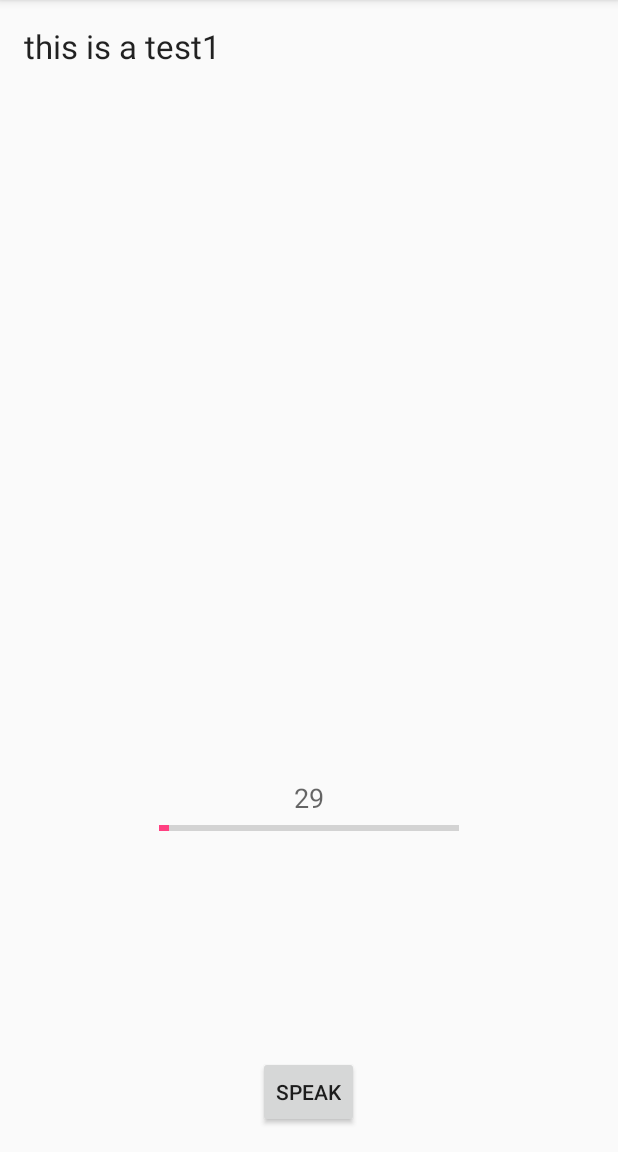
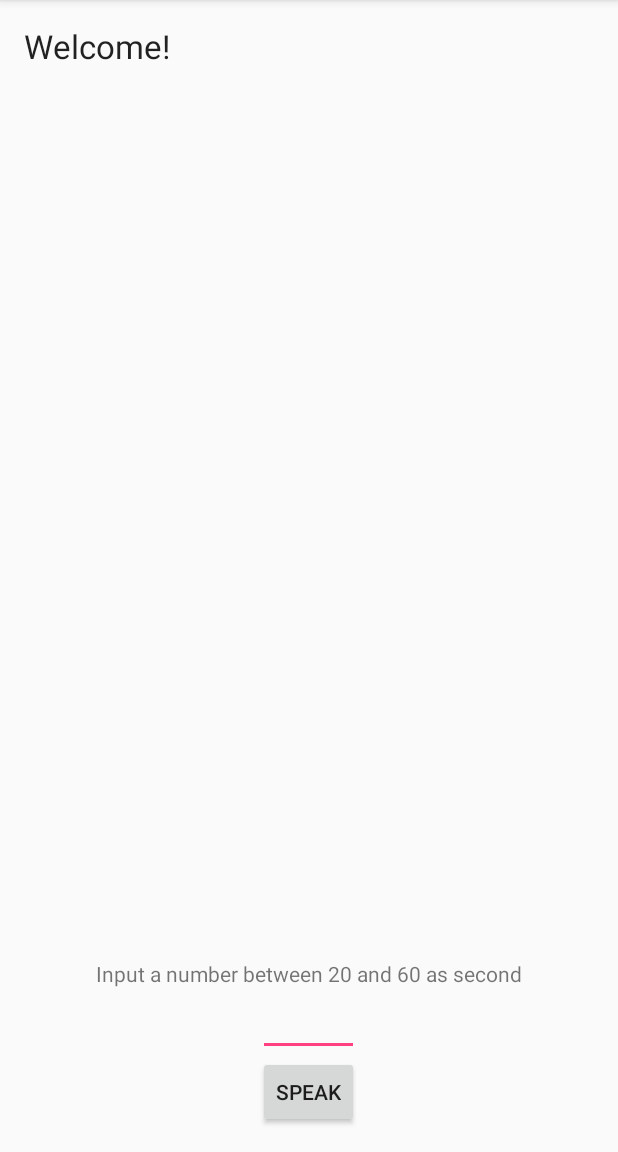
Before and after one commit to wrjianbo/SRAPI, an Android app: the LongsentenceActivity screen opened directly, with no data from a screen before it, after a tap on "SPEAK", on a phone screen of 412 x 824 dp, the part 84-1236 px from its top. Run offline under Robolectric (Android 15) with nearby library versions, the phone set to English and light mode, and no system bars.

Commit message:
edit text add
add an edit text to let user input an integer between 20 and 60 as
second

```diff
--- a/app/build.gradle
+++ b/app/build.gradle
@@ -1,7 +1,7 @@
 apply plugin: 'com.android.application'
 
 android {
-    compileSdkVersion 21
+    compileSdkVersion 23
     buildToolsVersion '23.0.2'
     defaultConfig {
         applicationId "com.example.jitianbo.srapi"
--- a/app/src/main/java/com/example/jitianbo/srapi/LongsentenceActivity.java
+++ b/app/src/main/java/com/example/jitianbo/srapi/LongsentenceActivity.java
@@ -7,8 +7,10 @@ import android.os.Bundle;
 import android.util.Log;
 import android.view.View;
 import android.widget.Button;
+import android.widget.EditText;
 import android.widget.ProgressBar;
 import android.widget.TextView;
+import android.widget.Toast;
 
 import speechrecoginition.api.tianboandzifan.LongSentenceService;
 
@@ -17,10 +19,12 @@ public class LongsentenceActivity extends AppCompatActivity implements View.OnCl
     TextView largeText,mText=null;
     private Handler handler=null;
     private Runnable runnable=null;
-    int i = 0;
+    int i,minTime = 0;
     private ProgressBar progressBar;
+    EditText editText=null;
     String s="";
     Intent intent=null;
+
     @Override
     protected void onCreate(Bundle savedInstanceState) {
         super.onCreate(savedInstanceState);
@@ -33,35 +37,48 @@ public class LongsentenceActivity extends AppCompatActivity implements View.OnCl
         handler = new Handler();
         runnable = new Runnable1();
         progressBar.setVisibility(View.INVISIBLE);
-        progressBar.setMax(30);
-        mText.setText("" + 30);
+        mText.setText("");
+        largeText.setText("Welcome!");
+        editText=(EditText)findViewById(R.id.editText);
         intent = new Intent(LongsentenceActivity.this, LongSentenceService.class);
+
     }
 
     @Override
     public void onClick(View v) {
-        if(v.getId()==speakBtn.getId()){
 
-            startService(intent);
+        if(v.getId()==speakBtn.getId()&&!editText.getText().toString().equals("")){
+            minTime=Integer.valueOf(editText.getText().toString());
+            if(minTime>=20&&minTime<=60) {
+                //start service and init progressBar
+                progressBar.setMax(minTime);
+                mText.setText("Time Left: " + minTime + "s");
+                intent.putExtra("minTime", minTime);
+                startService(intent);
+                progressBar.setVisibility(View.VISIBLE);
 
-            progressBar.setVisibility(View.VISIBLE);
-            mText.setText("" + 30);
-            handler.postDelayed(runnable, 1000);
-            speakBtn.setOnClickListener(null);
+                handler.postDelayed(runnable, 1000);
+                //button cannot be clicked until timer end
+                speakBtn.setOnClickListener(null);
+            }
+            else{
+                Toast.makeText(LongsentenceActivity.this,"retry",Toast.LENGTH_SHORT).show();
+            }
+        }
+        else{
+            Toast.makeText(LongsentenceActivity.this,"retry",Toast.LENGTH_SHORT).show();
         }
     }
     private class Runnable1 implements Runnable{
 
         @Override
         public void run() {
-            if(i<30) {
+            if(i<minTime) {
                 i++;
 //                Log.v("myActivity", "" + i);
                 progressBar.incrementProgressBy(1);
-                mText.setText("" + (30 - i));
+                mText.setText("Time Left: " + (minTime - i)+"s");
                 handler.postDelayed(this, 1000);
-                s = s + "this is a test"+i+"\n";
-                largeText.setText(s);
             }
             else{
                 handler.removeCallbacks(runnable);
@@ -69,11 +86,9 @@ public class LongsentenceActivity extends AppCompatActivity implements View.OnCl
                 i=0;
                 progressBar.setVisibility(View.INVISIBLE);
                 progressBar.incrementProgressBy(-(progressBar.getMax()));
-                mText.setText("10");
-                largeText.setText("");
+                mText.setText("");
                 s="";
                 speakBtn.setOnClickListener(LongsentenceActivity.this);
-//                Intent i = new Intent(LongsentenceActivity.this, LongSentenceService.class);
                 stopService(intent);
             }
         }
--- a/app/src/main/java/com/example/jitianbo/srapi/MainActivity.java
+++ b/app/src/main/java/com/example/jitianbo/srapi/MainActivity.java
@@ -8,6 +8,7 @@ import android.view.KeyEvent;
 import android.view.MotionEvent;
 import android.view.View;
 import android.widget.Button;
+import android.widget.EditText;
 import android.widget.ImageButton;
 import android.widget.ImageView;
 import android.widget.TextView;
@@ -19,6 +20,7 @@ public class MainActivity extends AppCompatActivity implements View.OnClickListe
     TextView tv,tv2=null;
     APIClass api=null;
     Button lsBtn = null;
+
     private ImageView imageView=null;
     private AnimationDrawable animationDrawable=null;
     @Override
@@ -38,6 +40,7 @@ public class MainActivity extends AppCompatActivity implements View.OnClickListe
         pressToTalkBtn.setOnLongClickListener(this);
         lsBtn=(Button)findViewById(R.id.lsBtn);
         lsBtn.setOnClickListener(this);
+
         //invoke API
         api=new APIClass(this,tv2,animationDrawable,imageView);
 
--- a/app/src/main/res/layout/activity_longsentence.xml
+++ b/app/src/main/res/layout/activity_longsentence.xml
@@ -24,9 +24,8 @@
         android:layout_gravity="center_vertical"
         android:max="30"
         android:progress="0"
-        android:layout_above="@+id/speakBtn"
-        android:layout_centerHorizontal="true"
-        android:layout_marginBottom="144dp" />
+        android:layout_above="@+id/textView3"
+        android:layout_centerHorizontal="true" />
     <TextView
         android:layout_width="wrap_content"
         android:layout_height="wrap_content"
@@ -35,7 +34,8 @@
         android:layout_alignParentStart="true"
         android:text="aaa"
         android:layout_alignParentTop="true"
-        android:layout_alignParentEnd="true" />
+        android:layout_alignParentEnd="true"
+        android:layout_above="@+id/mediumText1" />
 
     <TextView
         android:layout_width="wrap_content"
@@ -47,4 +47,26 @@
         android:layout_centerHorizontal="true"
         android:gravity="center_vertical|center_horizontal" />
 
+    <EditText
+        android:layout_width="wrap_content"
+        android:layout_height="wrap_content"
+        android:inputType="number"
+        android:id="@+id/editText"
+        android:layout_above="@+id/speakBtn"
+        android:layout_alignStart="@+id/speakBtn"
+        android:layout_alignEnd="@+id/speakBtn"
+        android:gravity="center_vertical|center_horizontal" />
+
+    <TextView
+        android:layout_width="wrap_content"
+        android:layout_height="wrap_content"
+        android:text="Input a number between 20 and 60 as second"
+        android:id="@+id/textView3"
+        android:layout_above="@+id/editText"
+        android:layout_alignParentStart="true"
+        android:layout_alignParentEnd="true"
+        android:gravity="center_vertical|center_horizontal" />
+
+
+
 </RelativeLayout>
```
Also changed, not shown: app/src/main/java/speechrecoginition/api/tianboandzifan/LongSentenceService.java (+14 -11 lines).
